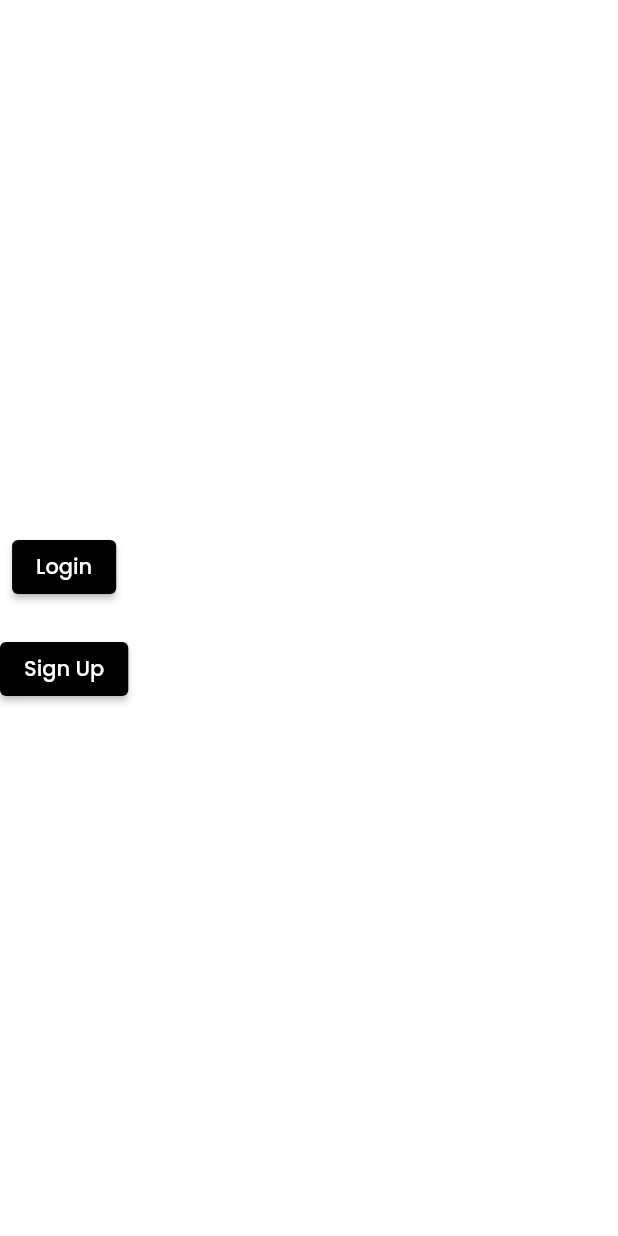
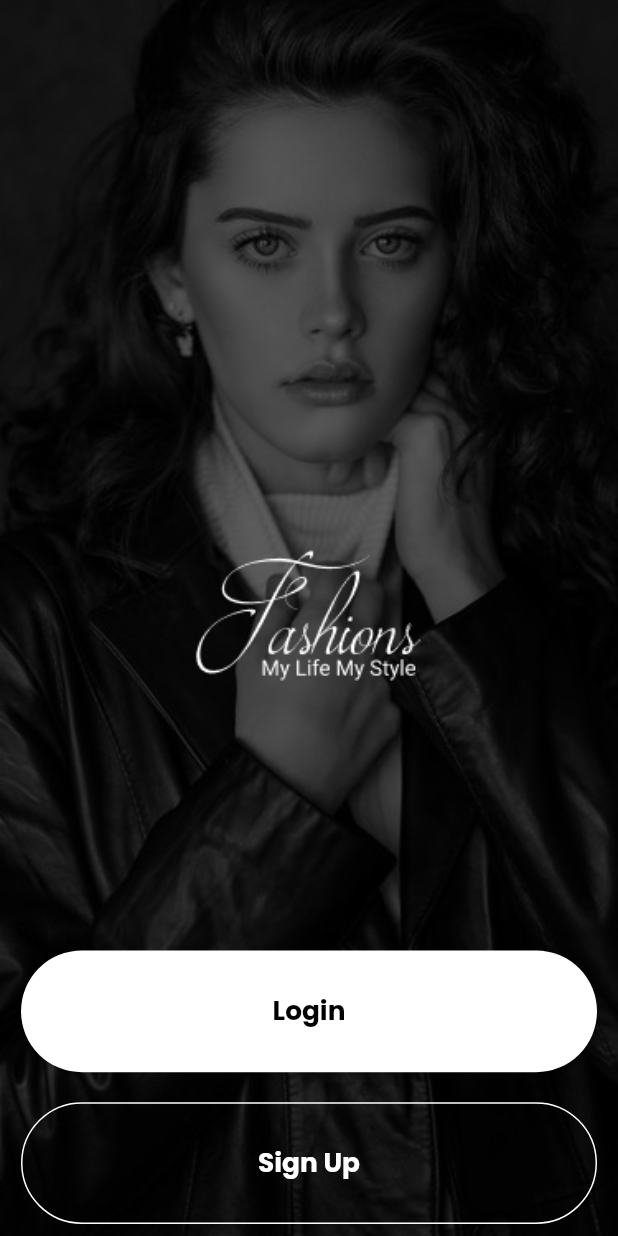
Before and after one commit to Venomexeno/style-sphere, a Flutter app: the screen it shows after launch, on a phone screen of 412 x 824 dp. Run offline on Flutter 3.47's test engine with Material 2 defaults, Android fonts, the phone set to English and light mode, and no system bars; our stand-ins replace cached_network_image, dartz, dio, equatable, flutter_bloc, flutter_screenutil and 8 more; accounts and stored records are empty.

```diff
--- a/lib/OnGenerateRoute.dart
+++ b/lib/OnGenerateRoute.dart
@@ -37,9 +37,7 @@ class OnGenerateRoute {
         return materialBuilder(
           widget: BlocProvider<NavigationCubit>(
             create: (context) => sl<NavigationCubit>(),
-            child: RootPage(
-              token: settings.arguments as String,
-            ),
+            child: RootPage(),
           ),
           settings: settings,
         );
--- a/lib/core/widgets/custom_elevated_button_widget.dart
+++ b/lib/core/widgets/custom_elevated_button_widget.dart
@@ -8,30 +8,40 @@ class CustomElevatedButtonWidget extends StatelessWidget {
     this.buttonText,
     this.borderRadius,
     this.widget,
+    this.backgroundColor,
+    this.foregroundColor,
+    this.borderSide,
   });
 
   final VoidCallback onPressed;
   final String? buttonText;
   final double? borderRadius;
   final Widget? widget;
+  final Color? backgroundColor;
+  final Color? foregroundColor;
+  final BorderSide? borderSide;
 
   @override
   Widget build(BuildContext context) {
     return ElevatedButton(
       style: ElevatedButton.styleFrom(
+        side: borderSide ?? borderSide,
+        backgroundColor: backgroundColor ?? backgroundColor,
+        foregroundColor: foregroundColor ?? foregroundColor,
         fixedSize: Size(double.maxFinite, 80.h),
         shape: RoundedRectangleBorder(
           borderRadius: BorderRadius.circular(borderRadius ?? 50.r),
         ),
       ),
       onPressed: onPressed,
-      child: widget ?? Text(
-              buttonText!,
-              style: TextStyle(
-                fontWeight: FontWeight.bold,
-                fontSize: 16.sp,
-              ),
+      child: widget ??
+          Text(
+            buttonText!,
+            style: TextStyle(
+              fontWeight: FontWeight.bold,
+              fontSize: 16.sp,
             ),
+          ),
     );
   }
 }
--- a/lib/features/auth/presentation/pages/auth_page.dart
+++ b/lib/features/auth/presentation/pages/auth_page.dart
@@ -6,8 +6,16 @@ class AuthPage extends StatelessWidget {
 
   @override
   Widget build(BuildContext context) {
-    return const Scaffold(
-      body: AuthPageBody(),
+    return Scaffold(
+      body: Container(
+        decoration: const BoxDecoration(
+          image: DecorationImage(
+            image: AssetImage('assets/images/auth_background.png'),
+            fit: BoxFit.cover,
+          ),
+        ),
+        child: const AuthPageBody(),
+      ),
     );
   }
 }
--- a/lib/features/auth/presentation/widgets/auth_page_body.dart
+++ b/lib/features/auth/presentation/widgets/auth_page_body.dart
@@ -1,4 +1,5 @@
 import 'package:ecommerce/core/constants/app_routes.dart';
+import 'package:ecommerce/core/widgets/custom_elevated_button_widget.dart';
 import 'package:flutter/material.dart';
 
 class AuthPageBody extends StatelessWidget {
@@ -6,24 +7,39 @@ class AuthPageBody extends StatelessWidget {
 
   @override
   Widget build(BuildContext context) {
-    return Column(
-      mainAxisAlignment: MainAxisAlignment.center,
-      crossAxisAlignment: CrossAxisAlignment.center,
+    return Padding(
+      padding: const EdgeInsets.symmetric(horizontal: 14.0,vertical: 8),
+      child: Column(
         children: [
-        ElevatedButton(
+          Expanded(
+            child: Container(),
+          ),
+          CustomElevatedButtonWidget(
+            backgroundColor: Colors.white,
+            foregroundColor: Colors.black,
             onPressed: () {
-            Navigator.pushReplacementNamed(context, AppRoutes.loginPageRoute);
+              Navigator.pushNamed(context, AppRoutes.loginPageRoute);
+
             },
-          child: const Text('Login'),
+            buttonText: 'Login',
           ),
           const SizedBox(height: 20),
-        ElevatedButton(
+          CustomElevatedButtonWidget(
+            backgroundColor: Colors.transparent,
+            foregroundColor: Colors.white,
+            borderSide: const BorderSide(
+              width: 1.0,
+              color: Colors.white,
+            ),
             onPressed: () {
-            Navigator.pushReplacementNamed(context, AppRoutes.signUpPageRoute);
+              Navigator.pushNamed(context, AppRoutes.signUpPageRoute);
+
             },
-          child: const Text('Sign Up'),
+            buttonText: 'Sign Up',
           ),
+
         ],
+      ),
     );
   }
 }
--- a/lib/features/root/presentation/pages/root_page.dart
+++ b/lib/features/root/presentation/pages/root_page.dart
@@ -1,4 +1,5 @@
 import 'package:ecommerce/core/functions/service_locator.dart';
+import 'package:ecommerce/core/utils/cache_helper.dart';
 import 'package:ecommerce/features/home/presentation/manager/categories_cubit/categories_cubit.dart';
 import 'package:ecommerce/features/home/presentation/manager/new_arrivals_cubit/new_arrivals_cubit.dart';
 import 'package:ecommerce/features/home/presentation/manager/user_cubit/user_cubit.dart';
@@ -12,12 +13,11 @@ import 'package:flutter/material.dart';
 import 'package:flutter_bloc/flutter_bloc.dart';
 
 class RootPage extends StatelessWidget {
-  const RootPage({
+  RootPage({
     super.key,
-    required this.token,
   });
 
-  final String token;
+  final String token = CacheHelper.getData(key: 'token');
 
   @override
   Widget build(BuildContext context) {
--- a/lib/main.dart
+++ b/lib/main.dart
@@ -2,6 +2,7 @@ import 'package:ecommerce/OnGenerateRoute.dart';
 import 'package:ecommerce/core/constants/app_constants.dart';
 import 'package:ecommerce/core/constants/app_routes.dart';
 import 'package:ecommerce/core/functions/service_locator.dart';
+import 'package:ecommerce/core/utils/cache_helper.dart';
 import 'package:ecommerce/core/utils/simple_bloc_observer.dart';
 import 'package:ecommerce/features/cart/presentation/manager/cart_cubit/cart_cubit.dart';
 import 'package:ecommerce/features/category_products/domain/entities/category_products_entity.dart';
@@ -19,9 +20,13 @@ import 'package:hive/hive.dart';
 import 'package:hive_flutter/adapters.dart';
 
 void main() async {
+  WidgetsFlutterBinding.ensureInitialized();
+
   ServiceLocator().init();
 
   Bloc.observer = SimpleBlocObserver();
+
+  await CacheHelper.init();
 
   await Hive.initFlutter();
   Hive.registerAdapter(NewArrivalsEntityAdapter());
@@ -38,11 +43,27 @@ void main() async {
   await Hive.openBox<ProductCategoryEntity>(kProductCategory);
   await Hive.openBox<CategoryProductsEntity>(kCategoryProducts);
 
-  runApp(const MyApp());
+  String token = CacheHelper.getData(key: 'token') ?? '';
+  String pageRoute;
+
+  if (token.isEmpty) {
+    pageRoute = AppRoutes.authPageRoute;
+  } else {
+    pageRoute = AppRoutes.rootPageRoute;
+  }
+
+  runApp(MyApp(
+    startRoute: pageRoute,
+  ));
 }
 
 class MyApp extends StatelessWidget {
-  const MyApp({super.key});
+  final String startRoute;
+
+  const MyApp({
+    super.key,
+    required this.startRoute,
+  });
 
   @override
   Widget build(BuildContext context) {
@@ -62,7 +83,7 @@ class MyApp extends StatelessWidget {
           ],
           child: MaterialApp(
             onGenerateRoute: OnGenerateRoute.routes,
-            initialRoute: AppRoutes.authPageRoute,
+            initialRoute: startRoute,
             title: 'Flutter Demo',
             theme: ThemeData.light().copyWith(
               primaryColor: Colors.black,
--- a/pubspec.yaml
+++ b/pubspec.yaml
@@ -48,6 +48,7 @@ dependencies:
   flutter_svg: ^2.0.9
   smooth_page_indicator: ^1.1.0
   shimmer: ^3.0.0
+  shared_preferences: ^2.2.2
 
 
 
```
Also changed, not shown: lib/core/utils/cache_helper.dart (added, +33 -0 lines), lib/features/auth/presentation/widgets/login_page_body.dart (+12 -4 lines), lib/features/cart/presentation/widgets/products_checkout_bloc_builder.dart (+52 -1 lines), lib/features/settings/presentation/widgets/settings_page_body.dart (+5 -2 lines), assets/images/auth_background.png (added), pubspec.lock. Lines whose indentation alone changed are shown as unchanged.
